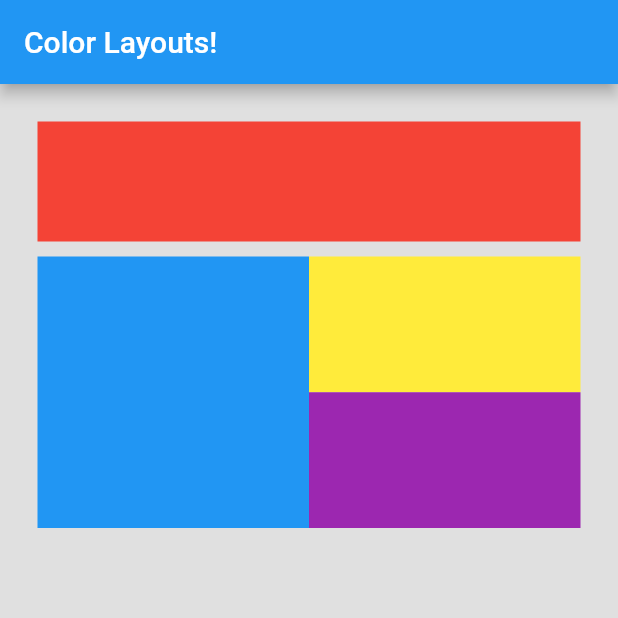
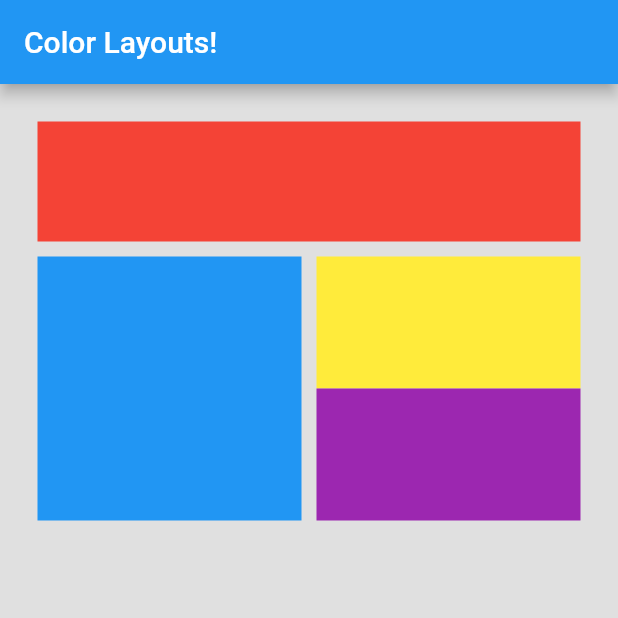
Before and after one commit to hoyajigi/layout_colors, a Flutter app: the screen it shows after launch, on a phone screen of 412 x 824 dp, the top half of it. Run offline on Flutter 3.47's test engine with Material 2 defaults, Android fonts, the phone set to English and light mode, and no system bars.

Commit message:
Aspect ratio and expanded widgets

```diff
--- a/lib/color_layout.dart
+++ b/lib/color_layout.dart
@@ -1,10 +1,12 @@
 import 'package:flutter/material.dart';
+
+const _padding = 10.0;
 
 class _FirstRow extends StatelessWidget {
   @override
   Widget build(BuildContext context) {
     return Container(
-      padding: EdgeInsets.only(top: 10),
+      padding: EdgeInsets.only(top: _padding),
       child: Row(
         children: [
           Expanded(
@@ -14,19 +16,27 @@ class _FirstRow extends StatelessWidget {
                   color: Colors.blue,
                 )),
           ),
+          Container(
+            width: _padding,
+          ),
           Expanded(
               child: AspectRatio(
                   aspectRatio: 1 / 1,
                   child: Column(children: [
-                  Expanded(child: Container(
+                    Expanded(
+                      child: Container(
                         color: Colors.yellow,
-                  ),),
-                  Expanded(child: Container(
+                      ),
+                    ),
+                    Expanded(
+                      child: Container(
                         color: Colors.purple,
-                  ),),
+                      ),
+                    ),
                   ]))),
         ],
-    ),);
+      ),
+    );
   }
 }
 
```
Lines whose indentation alone changed are shown as unchanged.
